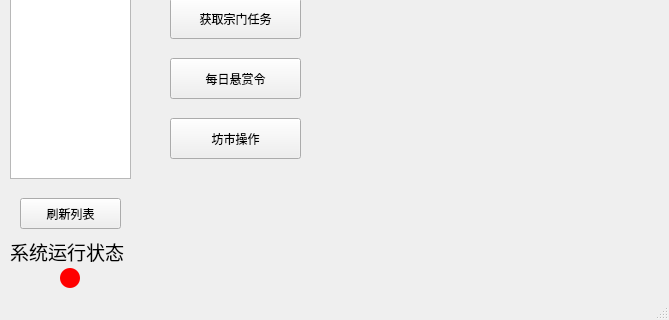
Qt form Celestian.ui (Eternity-boundary/CelestianPlusPlus) before a commit; both pictures show x 0 to 669 and y 202 to 522 of the 669 by 522 pixel window.
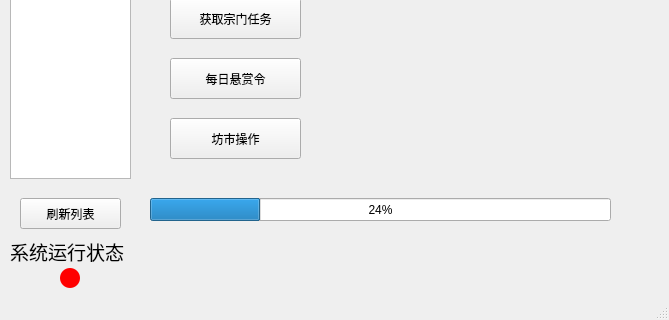
The same form after that commit.

Patch:
```diff
--- a/Celestian.ui
+++ b/Celestian.ui
@@ -203,6 +203,22 @@
      <string>系统运行状态</string>
     </property>
    </widget>
+   <widget class="QProgressBar" name="progressBar">
+    <property name="geometry">
+     <rect>
+      <x>150</x>
+      <y>400</y>
+      <width>461</width>
+      <height>23</height>
+     </rect>
+    </property>
+    <property name="value">
+     <number>24</number>
+    </property>
+    <property name="textVisible">
+     <bool>true</bool>
+    </property>
+   </widget>
   </widget>
   <widget class="QStatusBar" name="statusBar"/>
  </widget>
```
